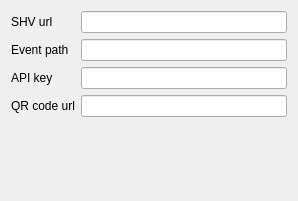
Qt form quickevent/app/quickevent/plugins/Event/src/services/shvapi/shvclientservicewidget.ui (Quick-Event/quickbox) before a commit.
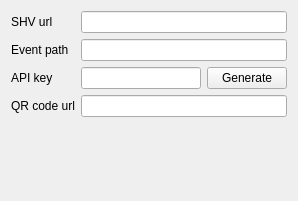
The same form after that commit.

Commit message: ShvClientServiceWidget: generate API key

Patch:
```diff
--- a/quickevent/app/quickevent/plugins/Event/src/services/shvapi/shvclientservicewidget.ui
+++ b/quickevent/app/quickevent/plugins/Event/src/services/shvapi/shvclientservicewidget.ui
@@ -13,17 +13,17 @@
   <property name="windowTitle">
    <string>SHV API service</string>
   </property>
-  <layout class="QFormLayout" name="formLayout">
-   <item row="0" column="0">
-    <widget class="QLabel" name="label_2">
-     <property name="text">
-      <string>SHV url</string>
-     </property>
-    </widget>
-   </item>
-   <item row="0" column="1">
+  <layout class="QGridLayout" name="gridLayout">
+   <item row="0" column="1" colspan="2">
     <widget class="QLineEdit" name="shvUrl"/>
    </item>
+   <item row="1" column="1" colspan="2">
+    <widget class="QLineEdit" name="shvEventPath">
+     <property name="readOnly">
+      <bool>true</bool>
+     </property>
+    </widget>
+   </item>
    <item row="2" column="0">
     <widget class="QLabel" name="label_3">
      <property name="text">
@@ -31,13 +31,20 @@
      </property>
     </widget>
    </item>
-   <item row="2" column="1">
-    <widget class="QLineEdit" name="shvApiKey">
+   <item row="4" column="1" colspan="2">
+    <widget class="QLineEdit" name="qrCodeUrl">
      <property name="readOnly">
       <bool>true</bool>
      </property>
     </widget>
    </item>
+   <item row="0" column="0">
+    <widget class="QLabel" name="label_2">
+     <property name="text">
+      <string>SHV url</string>
+     </property>
+    </widget>
+   </item>
    <item row="1" column="0">
     <widget class="QLabel" name="label_4">
      <property name="text">
@@ -45,26 +52,39 @@
      </property>
     </widget>
    </item>
-   <item row="1" column="1">
-    <widget class="QLineEdit" name="shvEventPath">
+   <item row="2" column="2">
+    <widget class="QPushButton" name="btGenerateApiKey">
+     <property name="text">
+      <string>Generate</string>
+     </property>
+    </widget>
+   </item>
+   <item row="2" column="1">
+    <widget class="QLineEdit" name="shvApiKey">
      <property name="readOnly">
       <bool>true</bool>
      </property>
     </widget>
    </item>
-   <item row="3" column="0">
+   <item row="4" column="0">
     <widget class="QLabel" name="label_5">
      <property name="text">
       <string>QR code url</string>
      </property>
     </widget>
    </item>
-   <item row="3" column="1">
-    <widget class="QLineEdit" name="qrCodeUrl">
-     <property name="readOnly">
-      <bool>true</bool>
+   <item row="5" column="0">
+    <spacer name="verticalSpacer">
+     <property name="orientation">
+      <enum>Qt::Vertical</enum>
      </property>
-    </widget>
+     <property name="sizeHint" stdset="0">
+      <size>
+       <width>20</width>
+       <height>40</height>
+      </size>
+     </property>
+    </spacer>
    </item>
   </layout>
  </widget>
```
The commit also changes 1 other file.
